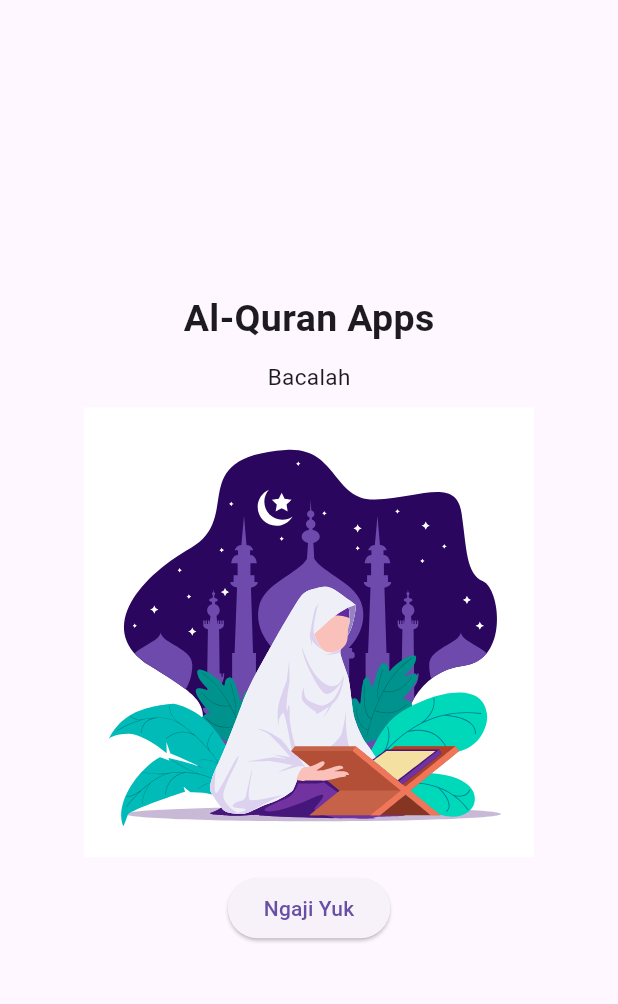
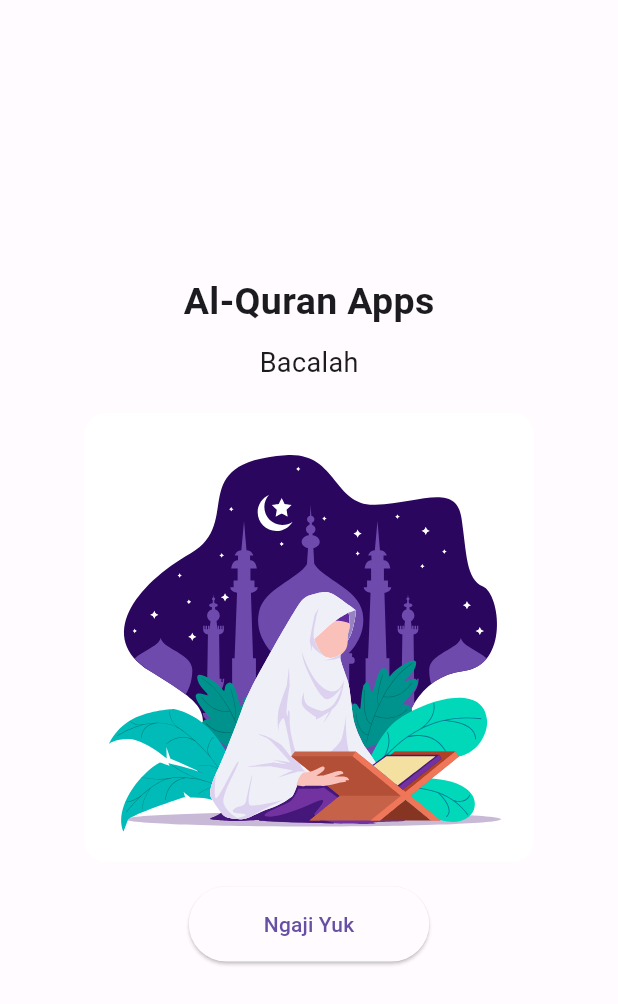
Before and after one commit to aswadwk/flutter-al-quran, a Flutter app: the screen it shows after launch, on a phone screen of 412 x 824 dp. Shown: the top 1004 px of the screen. Run offline on Flutter 3.47's test engine with Material 2 defaults, Android fonts, the phone set to English and light mode, and no system bars; our stand-ins replace get, lottie.

```diff
--- /dev/null
+++ b/lib/app/constants/color.dart
@@ -0,0 +1 @@
+// const appPrimary =
--- a/lib/app/modules/introduction/views/introduction_view.dart
+++ b/lib/app/modules/introduction/views/introduction_view.dart
@@ -23,18 +23,31 @@ class IntroductionView extends GetView<IntroductionController> {
             SizedBox(height: 10),
             Text(
               "Bacalah",
-              style: TextStyle(fontSize: 15),
+              style: TextStyle(fontSize: 18),
             ),
             SizedBox(height: 10),
-            Container(
-              width: 300,
-              height: 300,
-              child: Lottie.asset('assets/animations/splash_screen.json'),
+            SizedBox(height: 10),
+            ClipRRect(
+              borderRadius: BorderRadius.circular(15),
+              child: Container(
+                width: 300,
+                height: 300,
+                child: Lottie.asset('assets/animations/splash_screen.json'),
+              ),
             ),
-            SizedBox(height: 10),
+            SizedBox(height: 16),
             ElevatedButton(
-                onPressed: () => Get.offAllNamed(Routes.HOME),
-                child: Text('Ngaji Yuk'))
+              onPressed: () => Get.offAllNamed(Routes.HOME),
+              child: Text(
+                'Ngaji Yuk',
+              ),
+              style: ElevatedButton.styleFrom(
+                padding: EdgeInsets.symmetric(
+                  horizontal: 50,
+                  vertical: 15,
+                ),
+              ),
+            )
           ],
         ),
       ),
```
Also changed, not shown: lib/app/data/models/surah_model.dart (+7 -7 lines), lib/main.dart (+6 -2 lines), lib/app/constants/color_schemes.g.dart (added).
